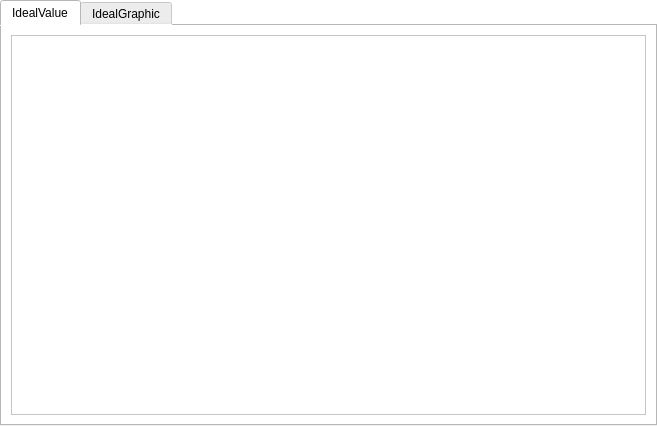
First picture: the form in src/designer/views/behaviorview/BehaviorView.ui, repository igemsoftware/USTC-Software_2011, before the edit.
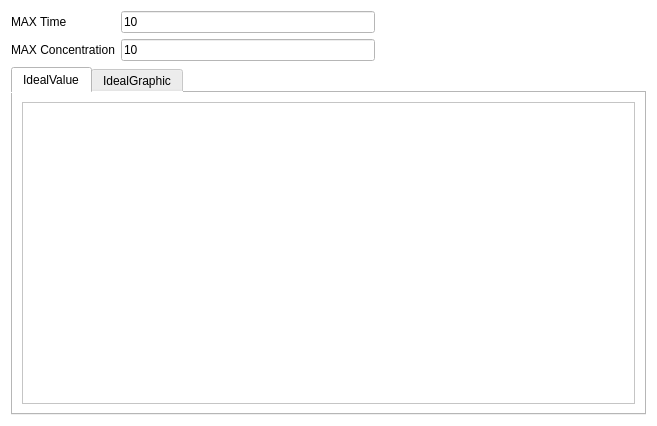
Second picture: the form after the edit. Custom widgets are drawn as their Qt base class.

Diff of the .ui file:
```diff
--- a/src/designer/views/behaviorview/BehaviorView.ui
+++ b/src/designer/views/behaviorview/BehaviorView.ui
@@ -16,11 +16,58 @@
   <property name="styleSheet">
    <string notr="true">background-color: rgb(255, 255, 255);</string>
   </property>
-  <layout class="QVBoxLayout" name="verticalLayout">
-   <property name="margin">
-    <number>0</number>
-   </property>
-   <item>
+  <layout class="QGridLayout" name="gridLayout_3">
+   <item row="0" column="0">
+    <widget class="QLabel" name="label">
+     <property name="autoFillBackground">
+      <bool>false</bool>
+     </property>
+     <property name="frameShape">
+      <enum>QFrame::NoFrame</enum>
+     </property>
+     <property name="text">
+      <string>MAX Time</string>
+     </property>
+     <property name="textFormat">
+      <enum>Qt::AutoText</enum>
+     </property>
+    </widget>
+   </item>
+   <item row="0" column="1">
+    <widget class="QLineEdit" name="TimeEdit">
+     <property name="text">
+      <string>10</string>
+     </property>
+    </widget>
+   </item>
+   <item row="1" column="0">
+    <widget class="QLabel" name="label_2">
+     <property name="text">
+      <string>MAX Concentration</string>
+     </property>
+    </widget>
+   </item>
+   <item row="1" column="1">
+    <widget class="QLineEdit" name="ConcentrationEdit">
+     <property name="text">
+      <string>10</string>
+     </property>
+    </widget>
+   </item>
+   <item row="0" column="2" rowspan="2">
+    <spacer name="horizontalSpacer">
+     <property name="orientation">
+      <enum>Qt::Horizontal</enum>
+     </property>
+     <property name="sizeHint" stdset="0">
+      <size>
+       <width>265</width>
+       <height>48</height>
+      </size>
+     </property>
+    </spacer>
+   </item>
+   <item row="2" column="0" colspan="3">
     <widget class="QTabWidget" name="tabWidget">
      <property name="currentIndex">
       <number>0</number>
```
